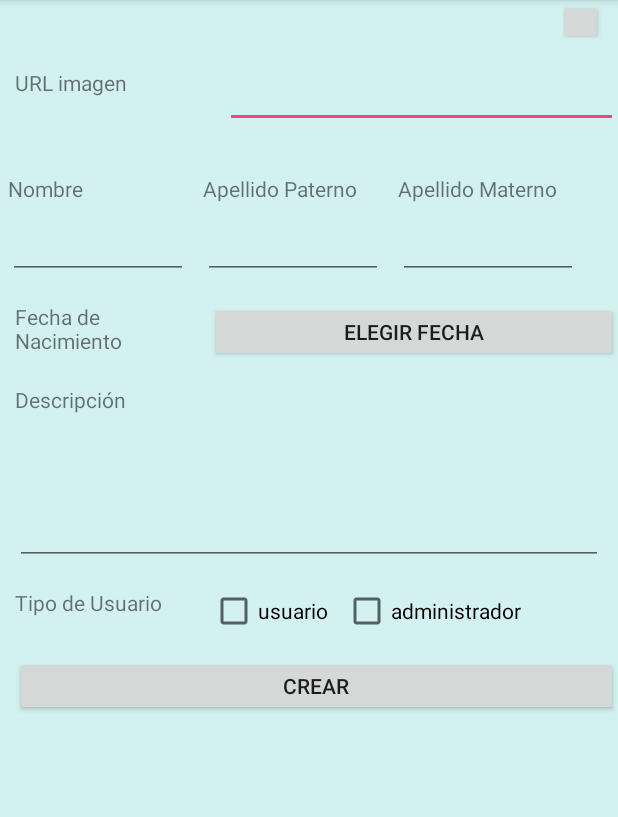
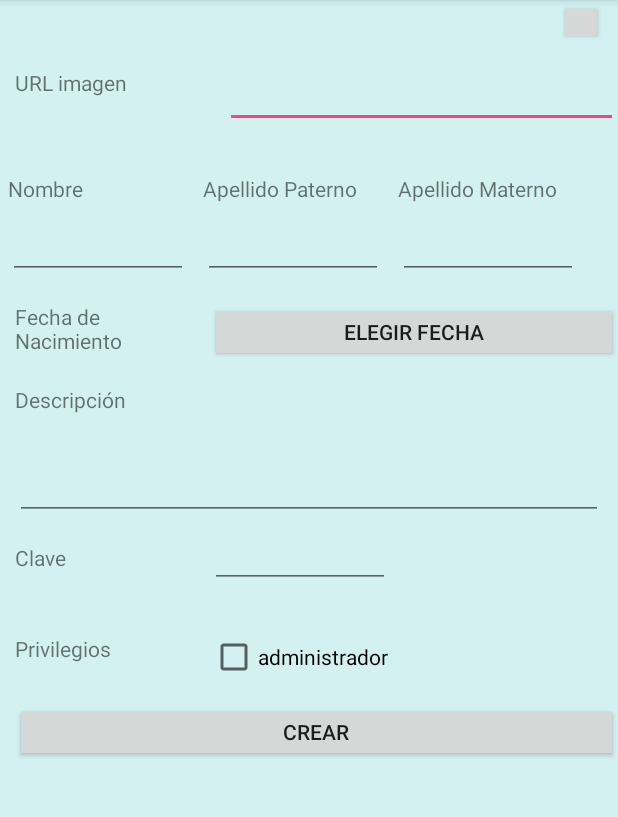
Before and after one commit to ClaudiaPC3/melifluo, an Android app: the Perfil_Crear screen opened directly, with no data from a screen before it, on a phone screen of 412 x 824 dp, the part 84-901 px from its top. Run offline under Robolectric (Android 15) with nearby library versions, the phone set to English and light mode, and no system bars.

Commit message:
crear usuario completo

```diff
--- a/app/src/main/res/layout/activity_perfil2.xml
+++ b/app/src/main/res/layout/activity_perfil2.xml
@@ -95,7 +95,7 @@
             android:layout_height="30dp"
             android:layout_gravity="left"
             android:layout_marginLeft="10dp"
-            android:text="Edad: " />
+            android:text="Fecha de Nacimiento: " />
 
         <TextView
             android:id="@+id/edad"
--- a/app/src/main/res/layout/activity_perfil__crear.xml
+++ b/app/src/main/res/layout/activity_perfil__crear.xml
@@ -141,11 +141,37 @@
     <EditText
         android:id="@+id/desc"
         android:layout_width="match_parent"
-        android:layout_height="100dp"
+        android:layout_height="70dp"
         android:layout_gravity="left"
         android:layout_marginLeft="10dp"
         android:layout_marginRight="10dp"/>
 
+    <LinearLayout
+        android:layout_width="match_parent"
+        android:layout_height="wrap_content"
+        android:orientation="horizontal"
+        android:layout_marginTop="15dp">
+
+        <TextView
+            android:layout_width="120dp"
+            android:layout_height="30dp"
+            android:layout_gravity="left"
+            android:layout_marginLeft="10dp"
+            android:layout_marginTop="15dp"
+            android:text="Clave" />
+
+
+        <EditText
+            android:id="@+id/clave"
+            android:layout_width="120dp"
+            android:layout_height="30dp"
+            android:layout_gravity="left"
+            android:layout_marginLeft="10dp"
+            android:inputType="numberDecimal"
+            />
+
+
+    </LinearLayout>
     <LinearLayout
         android:layout_width="match_parent"
         android:layout_height="wrap_content"
@@ -159,16 +185,9 @@
             android:layout_gravity="left"
             android:layout_marginLeft="10dp"
             android:layout_marginTop="15dp"
-            android:text="Tipo de Usuario" />
+            android:text="Privilegios" />
 
-        <CheckBox
-            android:id="@+id/usuario"
-            android:layout_width="wrap_content"
-            android:layout_height="30dp"
-            android:layout_gravity="left"
-            android:layout_marginLeft="10dp"
-            android:text="usuario"
-            />
+
         <CheckBox
             android:id="@+id/administrador"
             android:layout_width="wrap_content"
```
Also changed, not shown: app/src/main/java/com/example/claudia/melifluo/Perfil_Crear.java (+124 -2 lines).
